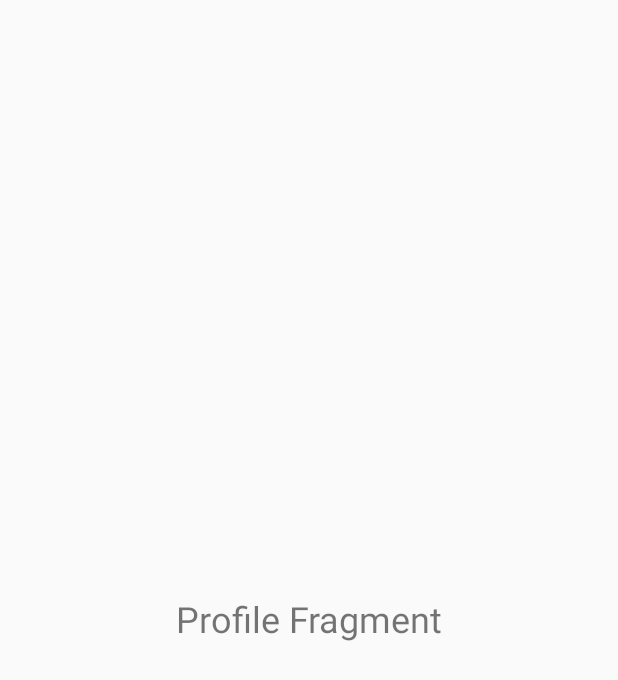
After one commit to FilippoVajana/MobileComputing-AndroidLocationsApp, an Android app: the layout fragment_profile.xml on its own in the app's theme, with its tools: preview values and no code run, on a phone screen of 412 x 824 dp. The commit adds this screen. Shown: the top 680 px of the screen. Run offline under Robolectric (Android 15) with nearby library versions, the phone set to English and light mode, and no system bars.

Commit message:
implement fragments design

```diff
--- /dev/null
+++ b/app/src/main/res/layout/fragment_profile.xml
@@ -0,0 +1,18 @@
+<?xml version="1.0" encoding="utf-8"?>
+<android.support.constraint.ConstraintLayout
+    xmlns:android="http://schemas.android.com/apk/res/android"
+    xmlns:app="http://schemas.android.com/apk/res-auto"
+    android:layout_width="match_parent"
+    android:layout_height="match_parent">
+
+    <TextView
+        android:id="@+id/textView"
+        android:layout_width="wrap_content"
+        android:layout_height="wrap_content"
+        android:text="Profile Fragment"
+        android:textSize="24sp"
+        app:layout_constraintBottom_toBottomOf="parent"
+        app:layout_constraintEnd_toEndOf="parent"
+        app:layout_constraintStart_toStartOf="parent"
+        app:layout_constraintTop_toTopOf="parent" />
+</android.support.constraint.ConstraintLayout>
```
Also changed, not shown: app/src/main/java/filippovajana/mcproject/activity/MainActivity.java (+50 -0 lines), app/src/main/res/layout/activity_main.xml (+17 -16 lines), app/src/main/res/menu/navigation.xml (+4 -4 lines).
